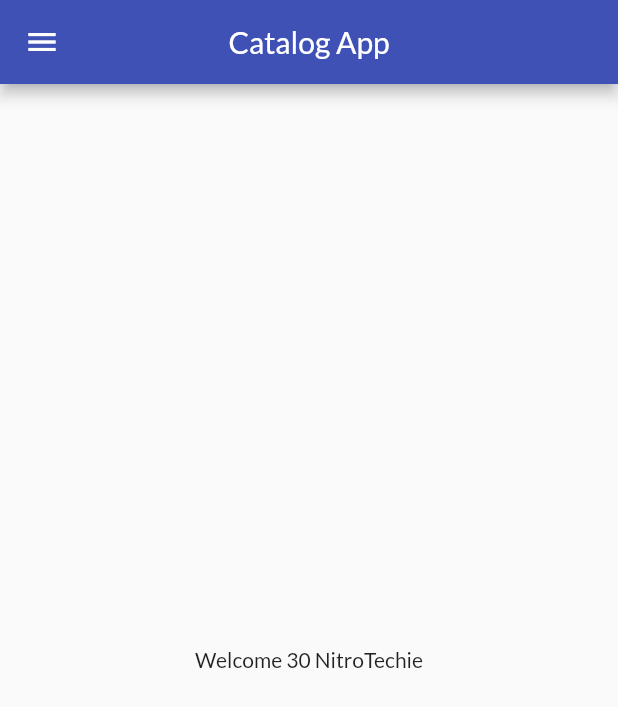
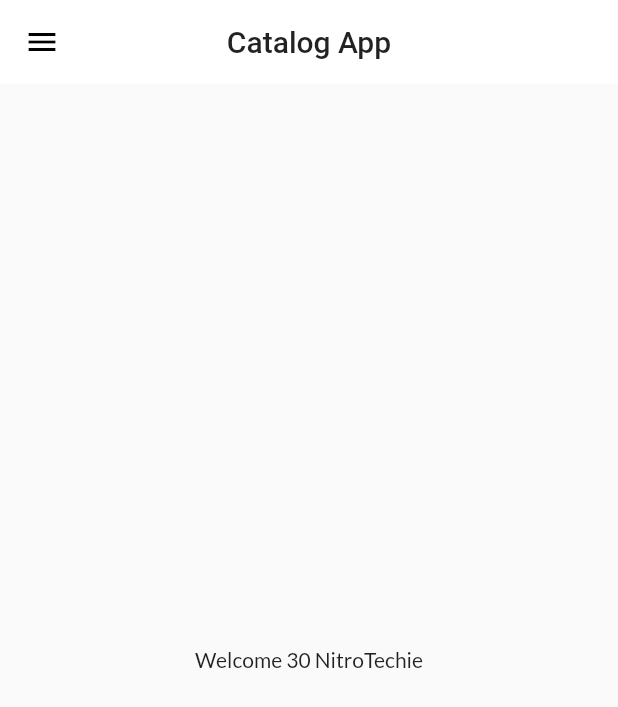
Before and after one commit to nitrotechie/flutter_catalog, a Flutter app: the screen it shows after launch, on a phone screen of 412 x 824 dp. Shown: the top 707 px of the screen. Run offline on Flutter 3.47's test engine with Material 2 defaults, Android fonts, the phone set to English and light mode, and no system bars; our stand-ins replace google_fonts.

Commit message:
Themes Extracted

```diff
--- a/lib/main.dart
+++ b/lib/main.dart
@@ -2,6 +2,7 @@ import 'package:flutter/material.dart';
 import 'package:flutter_catalog/pages/home_page.dart';
 import 'package:flutter_catalog/pages/login_page.dart';
 import 'package:flutter_catalog/utils/routes.dart';
+import 'package:flutter_catalog/widget/themes.dart';
 import 'package:google_fonts/google_fonts.dart';
 
 void main() {
@@ -19,11 +20,8 @@ class _MyAppState extends State<MyApp> {
     return MaterialApp(
       debugShowCheckedModeBanner: false,
       themeMode: ThemeMode.system,
-      theme: ThemeData(
-        primarySwatch: Colors.indigo,
-        fontFamily: GoogleFonts.lato().fontFamily,
-      ),
-      darkTheme: ThemeData(brightness: Brightness.dark),
+      theme: MyTheme.lightTheme(context),
+      darkTheme: MyTheme.darkTheme(context),
       initialRoute: MyRoutes.homeRoute,
       routes: {
         "/": (context) => LoginPage(),
--- a/lib/pages/home_page.dart
+++ b/lib/pages/home_page.dart
@@ -9,7 +9,6 @@ class Home extends StatelessWidget {
     return Scaffold(
       appBar: AppBar(
         title: Text("Catalog App"),
-        centerTitle: true,
       ),
       body: Center(
         child: Container(
--- /dev/null
+++ b/lib/widget/themes.dart
@@ -0,0 +1,21 @@
+import 'package:flutter/material.dart';
+import 'package:google_fonts/google_fonts.dart';
+
+class MyTheme {
+  static ThemeData lightTheme(BuildContext context) => ThemeData(
+      primarySwatch: Colors.indigo,
+      fontFamily: GoogleFonts.lato().fontFamily,
+      appBarTheme: AppBarTheme(
+        color: Colors.white,
+        elevation: 0,
+        centerTitle: true,
+        iconTheme: IconThemeData(
+          color: Colors.black,
+        ),
+        textTheme: Theme.of(context).textTheme,
+      ));
+
+  static ThemeData darkTheme(BuildContext context) => ThemeData(
+        brightness: Brightness.dark,
+      );
+}
```
